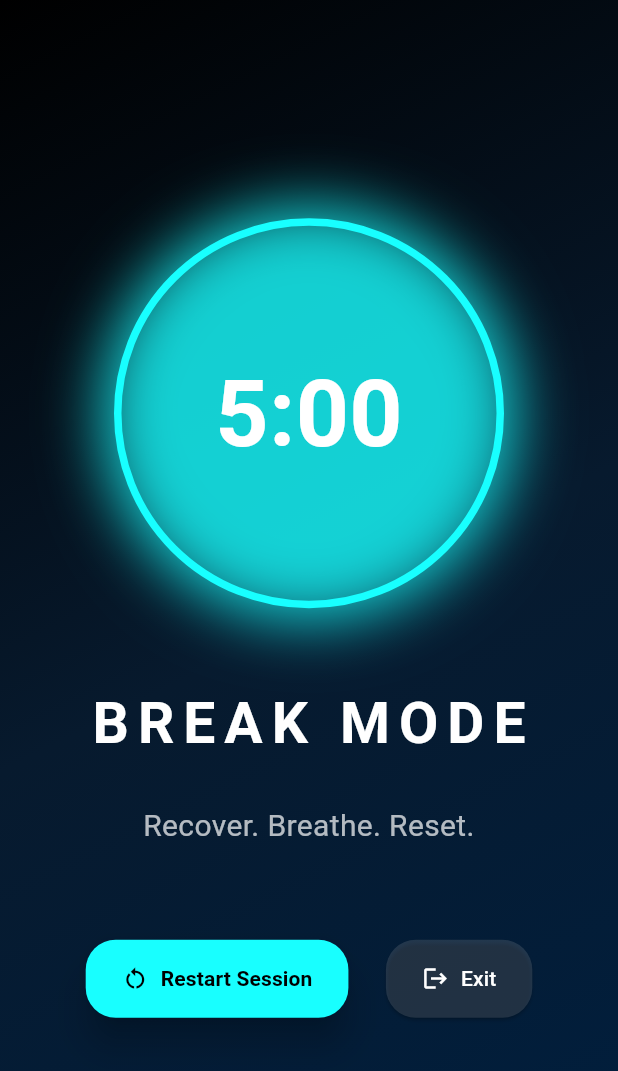
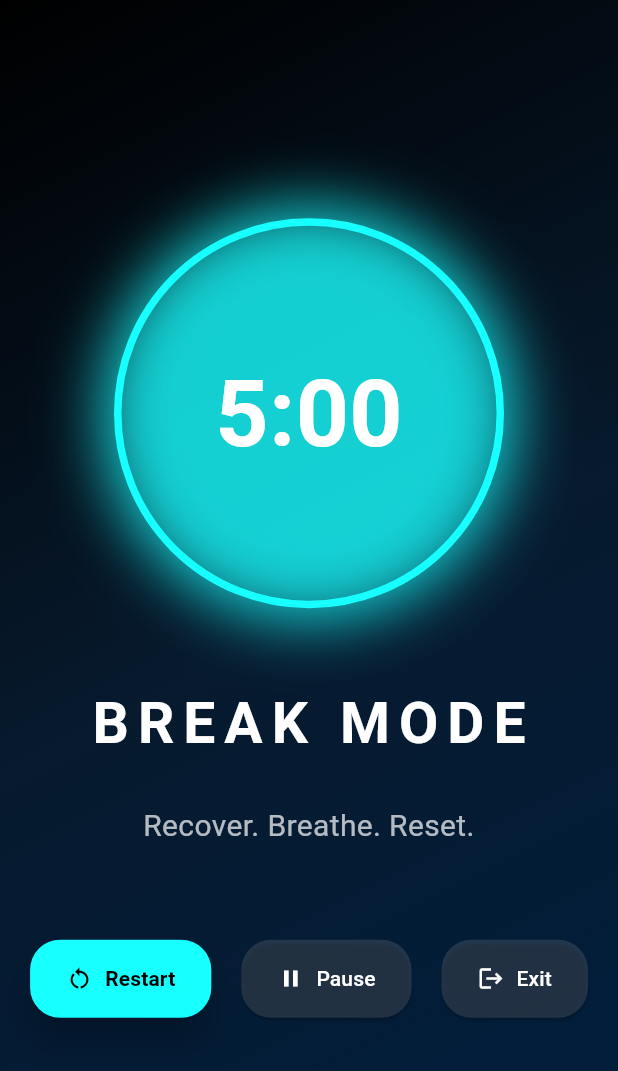
Before and after one commit to NaveedShirzadi/StudyFlow, a Flutter app: the LockInPage screen opened directly with empty values, on a phone screen of 412 x 824 dp. Shown: the top 1071 px of the screen. Run offline on Flutter 3.47's test engine with Material 3 defaults, Android fonts, the phone set to English and light mode, and no system bars.

Commit message:
Added paused buttun

```diff
--- a/lib/study_mode/lockin_page.dart
+++ b/lib/study_mode/lockin_page.dart
@@ -1,8 +1,6 @@
 import 'dart:async';
 import 'package:flutter/material.dart';
 import 'package:flutter/services.dart';
-
-
 
 class LockInPage extends StatefulWidget {
 
@@ -26,6 +24,7 @@ class _LockInPageState extends State<LockInPage> {
   Timer? timer;
 
   bool isBreak = false;
+  bool isPaused = false;
 
   final int studyTime = 1500;
   final int breakTime = 300;
@@ -96,14 +95,33 @@ class _LockInPageState extends State<LockInPage> {
     );
   }
 
+  void pauseTimer() {
+
+    timer?.cancel();
+
+    setState(() {
+      isPaused = true;
+    });
+  }
+
+  void resumeTimer() {
+
+    startTimer();
+
+    setState(() {
+      isPaused = false;
+    });
+  }
+
   void resetTimer() {
 
     timer?.cancel();
 
     setState(() {
 
-      seconds = studyTime;
+      seconds = widget.sessionMinutes * 60;
       isBreak = false;
+      isPaused = false;
     });
 
     startTimer();
@@ -172,7 +190,7 @@ class _LockInPageState extends State<LockInPage> {
 
                       BoxShadow(
                         color:
-                            Colors.cyanAccent.withValues(alpha:0.8),
+                            Colors.cyanAccent.withValues(alpha: 0.8),
                         blurRadius: 35,
                         spreadRadius: 8,
                       ),
@@ -228,7 +246,8 @@ class _LockInPageState extends State<LockInPage> {
 
                 Row(
 
-                  mainAxisAlignment: MainAxisAlignment.center,
+                  mainAxisAlignment:
+                      MainAxisAlignment.center,
 
                   children: [
 
@@ -236,54 +255,118 @@ class _LockInPageState extends State<LockInPage> {
 
                       style: ElevatedButton.styleFrom(
 
-                        backgroundColor: Colors.cyanAccent,
+                        backgroundColor:
+                            Colors.cyanAccent,
 
-                        foregroundColor: Colors.black,
+                        foregroundColor:
+                            Colors.black,
 
-                        padding: const EdgeInsets.symmetric(
+                        padding:
+                            const EdgeInsets.symmetric(
                           horizontal: 24,
                           vertical: 16,
                         ),
 
                         elevation: 10,
 
-                        shape: RoundedRectangleBorder(
+                        shape:
+                            RoundedRectangleBorder(
                           borderRadius:
-                              BorderRadius.circular(20),
+                              BorderRadius.circular(
+                                  20),
                         ),
                       ),
 
                       onPressed: resetTimer,
 
-                      icon: const Icon(Icons.restart_alt),
+                      icon: const Icon(
+                        Icons.restart_alt,
+                      ),
 
                       label: const Text(
-                        "Restart Session",
+                        "Restart",
 
                         style: TextStyle(
-                          fontWeight: FontWeight.bold,
+                          fontWeight:
+                              FontWeight.bold,
                         ),
                       ),
                     ),
 
-                    const SizedBox(width: 25),
+                    const SizedBox(width: 20),
 
                     ElevatedButton.icon(
 
                       style: ElevatedButton.styleFrom(
 
-                        backgroundColor: Colors.white12,
+                        backgroundColor:
+                            Colors.white12,
 
-                        foregroundColor: Colors.white,
+                        foregroundColor:
+                            Colors.white,
 
-                        padding: const EdgeInsets.symmetric(
+                        padding:
+                            const EdgeInsets.symmetric(
                           horizontal: 24,
                           vertical: 16,
                         ),
 
-                        shape: RoundedRectangleBorder(
+                        shape:
+                            RoundedRectangleBorder(
                           borderRadius:
-                              BorderRadius.circular(20),
+                              BorderRadius.circular(
+                                  20),
+                        ),
+                      ),
+
+                      onPressed: () {
+
+                        if (isPaused) {
+
+                          resumeTimer();
+
+                        } else {
+
+                          pauseTimer();
+                        }
+                      },
+
+                      icon: Icon(
+                        isPaused
+                            ? Icons.play_arrow
+                            : Icons.pause,
+                      ),
+
+                      label: Text(
+                        isPaused
+                            ? "Resume"
+                            : "Pause",
+                      ),
+                    ),
+
+                    const SizedBox(width: 20),
+
+                    ElevatedButton.icon(
+
+                      style: ElevatedButton.styleFrom(
+
+                        backgroundColor:
+                            Colors.white12,
+
+                        foregroundColor:
+                            Colors.white,
+
+                        padding:
+                            const EdgeInsets.symmetric(
+                          horizontal: 24,
+                          vertical: 16,
+                        ),
+
+                        shape:
+                            RoundedRectangleBorder(
+                          borderRadius:
+                              BorderRadius.circular(
+                                  20),
                         ),
                       ),
 
@@ -292,7 +375,9 @@ class _LockInPageState extends State<LockInPage> {
                         Navigator.pop(context);
                       },
 
-                      icon: const Icon(Icons.logout),
+                      icon: const Icon(
+                        Icons.logout,
+                      ),
 
                       label: const Text(
                         "Exit",
```
